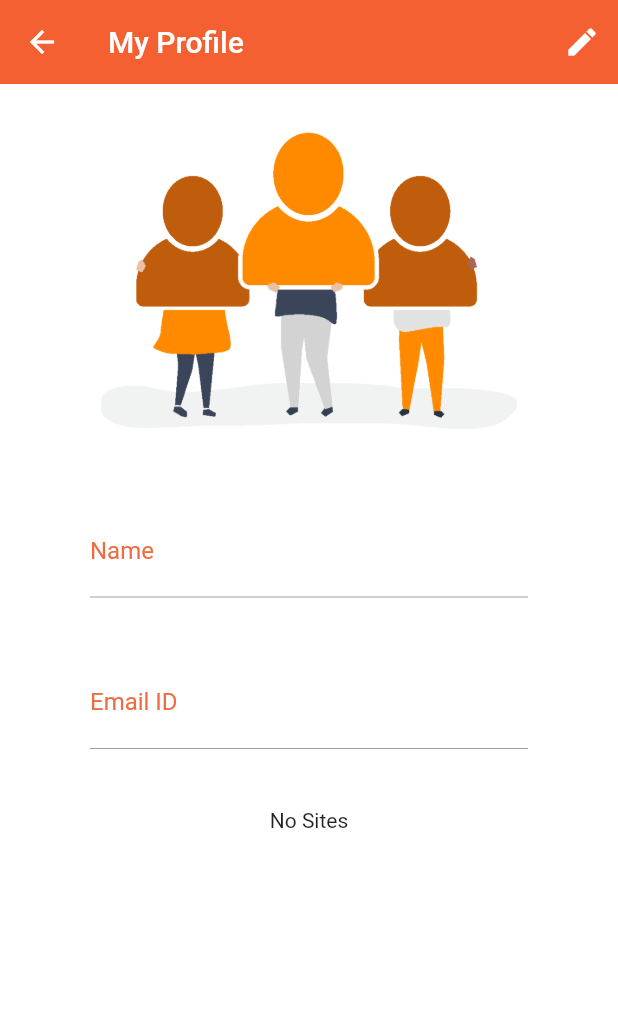
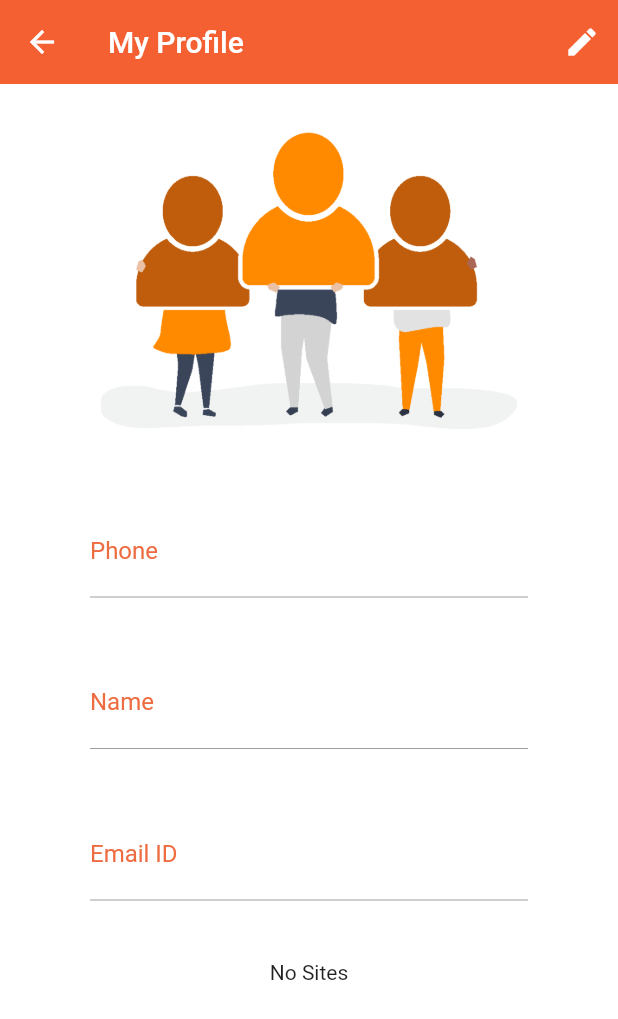
Before and after one commit to jaggadas/La-Mita-s, a Flutter app: the myprofile screen opened by its route, on a phone screen of 412 x 824 dp. Shown: the top 1019 px of the screen. Run offline on Flutter 3.47's test engine with Material 2 defaults, Android fonts, the light colour scheme and no system bars; our stand-ins replace cloud_firestore, firebase_auth, firebase_core, firebase_storage, flutter_markdown, fluttertoast and 4 more; missing offline and left inert: cloud_firestore_web, dart:html, dart:js, firebase_auth_web, firebase_core_web, firebase_storage_web and 2 more; accounts and stored records are empty.

Commit message:
my_profile_page implemented

```diff
--- a/lib/pages/profile.dart
+++ b/lib/pages/profile.dart
@@ -22,6 +22,7 @@ class _myprofileState extends State<myprofile> {
   String phone = '111111';
   TextEditingController nameController=TextEditingController();
   TextEditingController emailController=TextEditingController();
+  TextEditingController phoneController=TextEditingController();
 
   @override
   void initState() {
@@ -40,6 +41,7 @@ class _myprofileState extends State<myprofile> {
     });
     nameController.text=name;
     emailController.text=email;
+    phoneController.text=phone;
 
   }
   @override
@@ -95,11 +97,28 @@ class _myprofileState extends State<myprofile> {
                   child: Row()
                 ),
                 TextField(
+                  controller: phoneController,
+                  enabled: false,
+                  decoration: kInputDecoration.copyWith(
+                      labelText: "Phone",
+                      hintText: 'Enter Phone',
+                      // hintText: "Sejal Kothari",
+                      hintStyle: TextStyle(
+                        fontSize: 18,
+                        color: Colors.grey,
+                      )
+                  ),
+
+                ),
+                SizedBox(
+                  height: 40,
+                ),
+                TextField(
                   controller: nameController,
                  enabled: edit,
                   decoration: kInputDecoration.copyWith(
                   labelText: "Name",
-
+                 hintText: 'Enter Name',
                  // hintText: "Sejal Kothari",
                   hintStyle: TextStyle(
                     fontSize: 18,
@@ -116,6 +135,7 @@ class _myprofileState extends State<myprofile> {
                  enabled: edit,
                  decoration:kInputDecoration.copyWith(
                   labelText: "Email ID",
+                 hintText: 'Enter Email',
                  // hintText: "Sejal Kothari",
                   hintStyle: TextStyle(
                     fontSize: 18,
```
